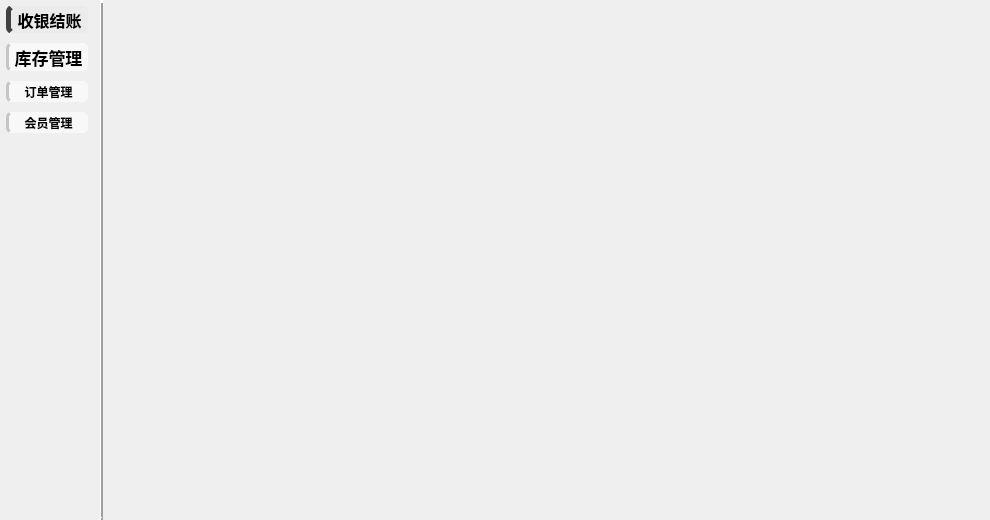
This is view/page/pagemain.ui in ylxcvvan/Supermarket-Commodity-Management-System as Qt 5 draws it before an edit. The edited form follows.
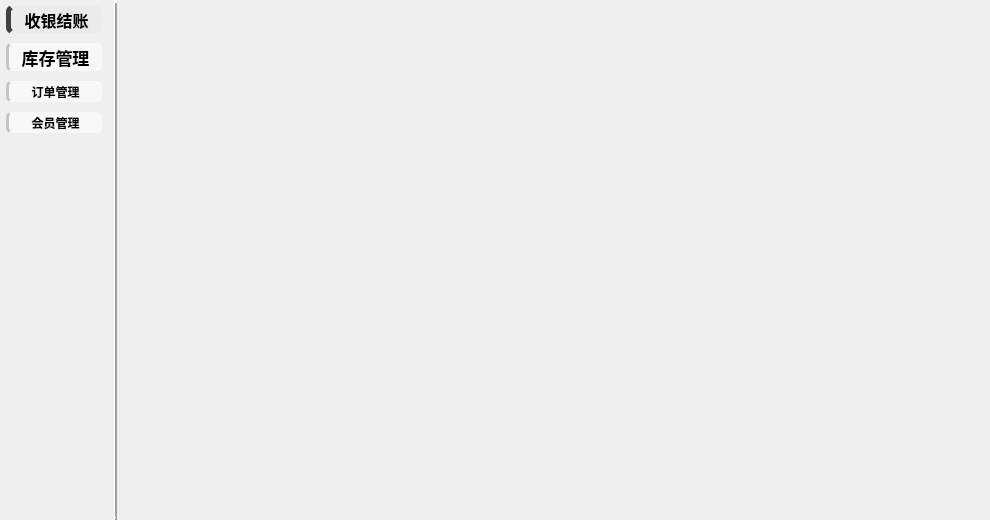
This is the edited form. Icons and pictures are not drawn. Custom widgets are drawn as their Qt base class.

Commit message: 完成了工具栏风格的显示与关闭窗口， 同时修改了main界面左侧按钮大小使其支持桌面100%缩放和150%缩放

```diff
--- a/view/page/pagemain.ui
+++ b/view/page/pagemain.ui
@@ -13,7 +13,7 @@
   <property name="windowTitle">
    <string>Form</string>
   </property>
-  <layout class="QHBoxLayout" name="horizontalLayout" stretch="1,0,14">
+  <layout class="QHBoxLayout" name="horizontalLayout" stretch="1,0,8">
    <property name="leftMargin">
     <number>0</number>
    </property>
```
The commit also changes 3 other files.
